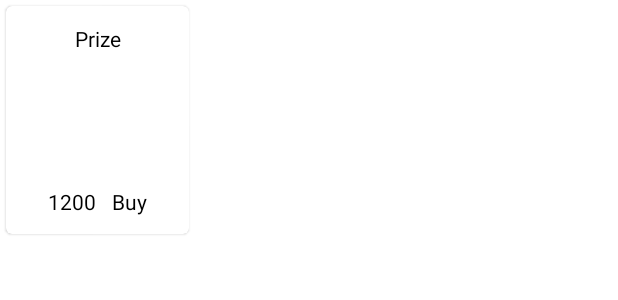
After one commit to uptechteam/halo, an Android app: the layout item_shop.xml on its own in the app's theme, with its tools: preview values and no code run, on a phone screen of 412 x 824 dp. The commit adds this screen. Shown: the top 300 px of the screen. Run offline under Robolectric (Android 15) with nearby library versions, the phone set to English and light mode, and no system bars.

Commit message:
list of shop items

```diff
--- a/app/src/main/java/com/uptech/halo/MainActivity.kt
+++ b/app/src/main/java/com/uptech/halo/MainActivity.kt
@@ -5,6 +5,8 @@ import android.os.Bundle
 import android.view.Menu
 import android.view.MenuItem
 import androidx.appcompat.app.AppCompatActivity
+import androidx.navigation.fragment.NavHostFragment
+import androidx.navigation.ui.NavigationUI
 import com.google.android.gms.auth.api.signin.GoogleSignIn
 import com.google.android.gms.auth.api.signin.GoogleSignInOptions
 import com.uptech.halo.databinding.ActivityMainBinding
@@ -18,6 +20,9 @@ class MainActivity : AppCompatActivity() {
     super.onCreate(savedInstanceState)
     binding = ActivityMainBinding.inflate(layoutInflater)
     setContentView(binding.root)
+    val navHostFragment = supportFragmentManager.findFragmentById(R.id.nav_host_fragment) as NavHostFragment
+    val navController = navHostFragment.navController
+    NavigationUI.setupWithNavController(binding.mainBar, navController)
   }
 
   override fun onStart() {
--- a/app/src/main/java/com/uptech/halo/models/ShopItem.kt
+++ b/app/src/main/java/com/uptech/halo/models/ShopItem.kt
@@ -7,6 +7,7 @@ interface ShopItem {
   val price: Long
   val author: User
   val reward: Reward
+  val imageUrl: String
 }
 
 data class ServiceShopItem(
@@ -16,6 +17,7 @@ data class ServiceShopItem(
   override val price: Long,
   override val author: PartnerUser,
   override val reward: Reward,
+  override val imageUrl: String,
 ) : ShopItem {
   constructor() : this(
     "",
@@ -23,6 +25,7 @@ data class ServiceShopItem(
     "",
     0L,
     PartnerUser("", "", "", emptyList()),
-    InstructionReward("", "", "", emptyList())
+    InstructionReward("", "", "", emptyList()),
+    ""
   )
 }
--- /dev/null
+++ b/app/src/main/res/drawable/ic_list.xml
@@ -0,0 +1,5 @@
+<vector android:height="24dp" android:tint="#000000"
+    android:viewportHeight="24" android:viewportWidth="24"
+    android:width="24dp" xmlns:android="http://schemas.android.com/apk/res/android">
+    <path android:fillColor="@android:color/white" android:pathData="M4,14h4v-4L4,10v4zM4,19h4v-4L4,15v4zM4,9h4L8,5L4,5v4zM9,14h12v-4L9,10v4zM9,19h12v-4L9,15v4zM9,5v4h12L21,5L9,5z"/>
+</vector>
--- /dev/null
+++ b/app/src/main/res/drawable/ic_store.xml
@@ -0,0 +1,5 @@
+<vector android:height="24dp" android:tint="#000000"
+    android:viewportHeight="24" android:viewportWidth="24"
+    android:width="24dp" xmlns:android="http://schemas.android.com/apk/res/android">
+    <path android:fillColor="@android:color/white" android:pathData="M20,4L4,4v2h16L20,4zM21,14v-2l-1,-5L4,7l-1,5v2h1v6h10v-6h4v6h2v-6h1zM12,18L6,18v-4h6v4z"/>
+</vector>
--- /dev/null
+++ b/app/src/main/res/layout/item_shop.xml
@@ -0,0 +1,60 @@
+<?xml version="1.0" encoding="utf-8"?>
+<com.google.android.material.card.MaterialCardView xmlns:android="http://schemas.android.com/apk/res/android"
+    xmlns:app="http://schemas.android.com/apk/res-auto"
+    android:id="@+id/background"
+    android:layout_width="wrap_content"
+    android:layout_height="wrap_content"
+    android:layout_margin="4dp"
+    >
+
+    <androidx.constraintlayout.widget.ConstraintLayout
+        android:layout_width="122dp"
+        android:layout_height="152dp"
+        android:padding="12dp">
+
+        <com.google.android.material.textview.MaterialTextView
+            android:id="@+id/itemName"
+            android:layout_width="wrap_content"
+            android:layout_height="wrap_content"
+            android:text="Prize"
+            android:textColor="@color/black"
+            app:layout_constraintEnd_toEndOf="parent"
+            app:layout_constraintStart_toStartOf="parent"
+            app:layout_constraintTop_toTopOf="parent" />
+
+        <ImageView
+            android:id="@+id/itemImage"
+            android:layout_width="0dp"
+            android:layout_height="0dp"
+            android:layout_margin="6dp"
+            app:layout_constraintBottom_toTopOf="@id/itemPrice"
+            app:layout_constraintEnd_toEndOf="parent"
+            app:layout_constraintStart_toStartOf="parent"
+            app:layout_constraintTop_toBottomOf="@id/itemName" />
+
+        <com.google.android.material.textview.MaterialTextView
+            android:id="@+id/itemPrice"
+            android:layout_width="wrap_content"
+            android:layout_height="wrap_content"
+            android:text="1200"
+            android:textColor="@color/black"
+            app:layout_constraintStart_toStartOf="@id/itemImage"
+            app:layout_constraintEnd_toStartOf="@id/temBuy"
+            app:layout_constraintBottom_toBottomOf="parent"
+            app:layout_constraintHorizontal_chainStyle="spread"
+
+            />
+
+        <com.google.android.material.textview.MaterialTextView
+            android:id="@+id/temBuy"
+            android:layout_width="wrap_content"
+            android:layout_height="wrap_content"
+            android:text="Buy"
+            android:textColor="@color/black"
+            app:layout_constraintBottom_toBottomOf="parent"
+            app:layout_constraintEnd_toEndOf="@id/itemImage"
+            app:layout_constraintStart_toEndOf="@id/itemPrice"
+            />
+
+    </androidx.constraintlayout.widget.ConstraintLayout>
+</com.google.android.material.card.MaterialCardView>
```
Also changed, not shown: app/build.gradle (+8 -2 lines), app/src/main/java/com/uptech/halo/data/FirebaseDatabase.kt (+25 -1 lines), app/src/main/java/com/uptech/halo/shop/ShopAdapter.kt (added, +48 -0 lines), app/src/main/java/com/uptech/halo/shop/ShopFragment.kt (added, +52 -0 lines), app/src/main/res/layout/activity_main.xml (+9 -1 lines), app/src/main/res/layout/fragment_shop.xml (added, +44 -0 lines), app/src/main/res/menu/main_bottom_bar.xml (added, +12 -0 lines), app/src/main/res/navigation/nav_graph.xml (+10 -2 lines).
